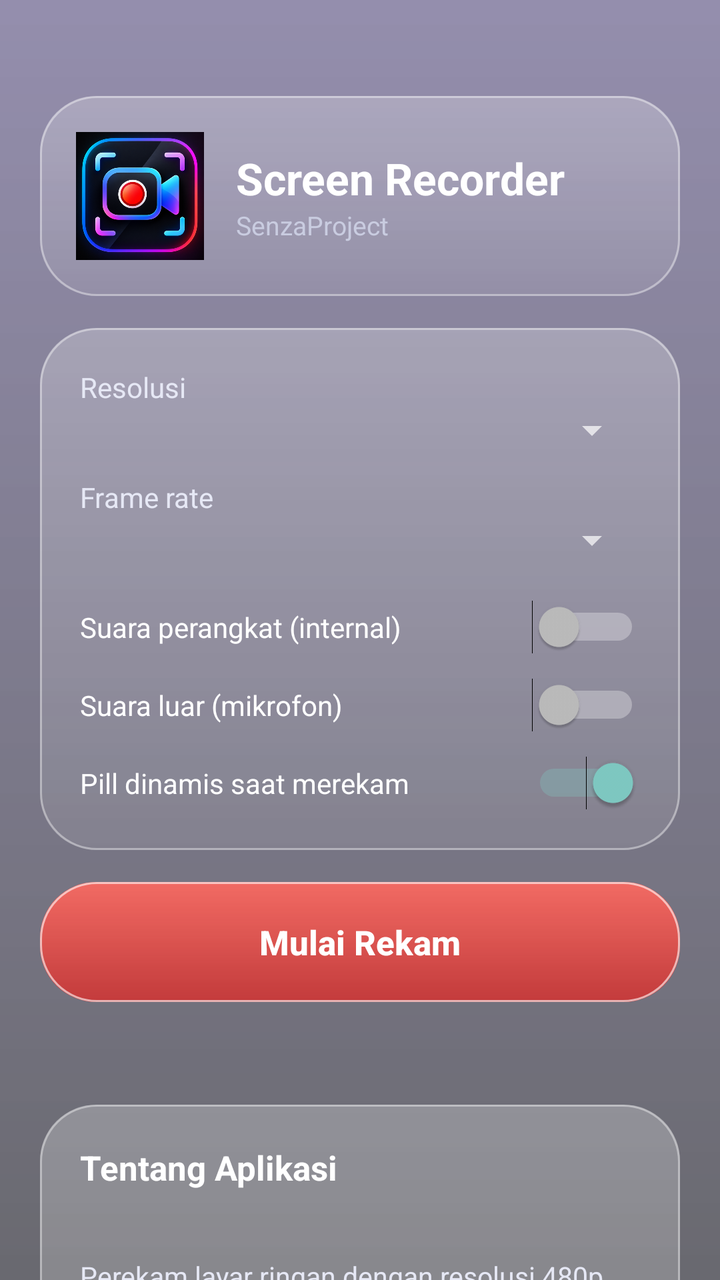
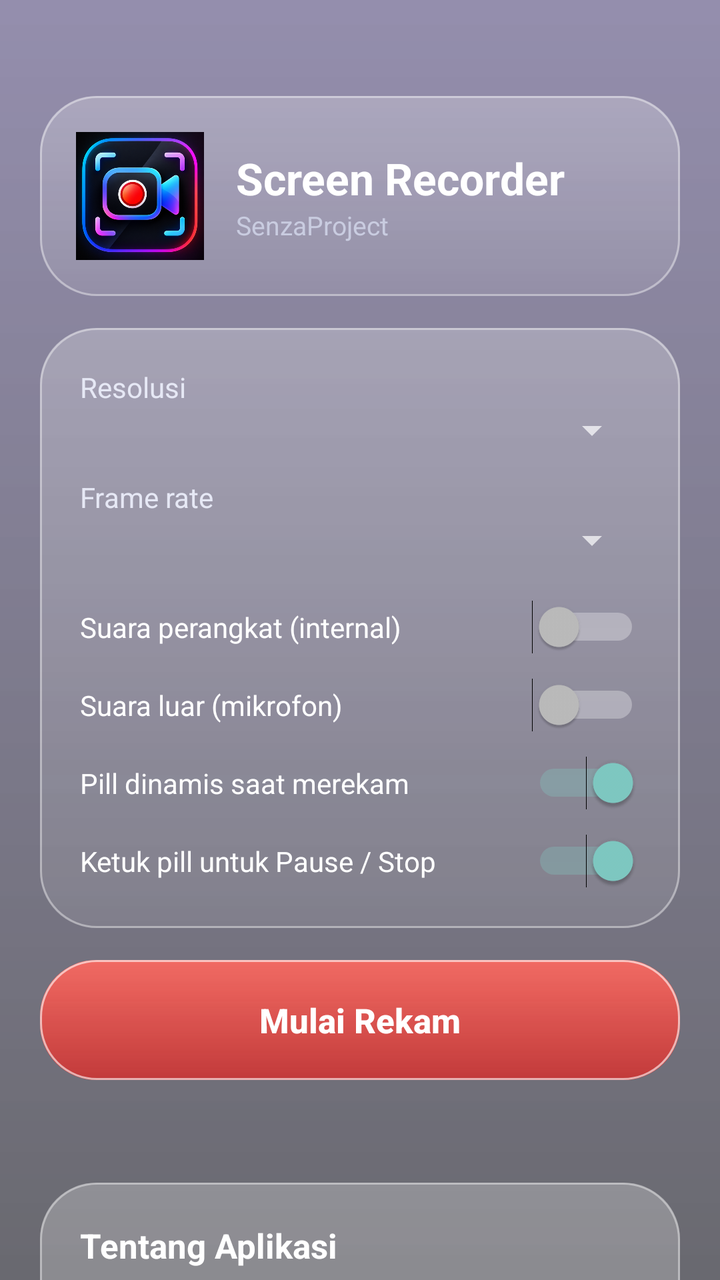

An Android layout rendered at two revisions. The XML below is the earlier revision; the diff shows what the commit changed to produce the second picture.
<!-- AndroidManifest.xml: application theme AppTheme -->
<!-- res/layout/activity_main.xml -->
<?xml version="1.0" encoding="utf-8"?>
<ScrollView xmlns:android="http://schemas.android.com/apk/res/android"
    android:layout_width="match_parent"
    android:layout_height="match_parent"
    android:fillViewport="true"
    android:scrollbars="none">

<LinearLayout
    android:layout_width="match_parent"
    android:layout_height="wrap_content"
    android:orientation="vertical"
    android:paddingLeft="20dp"
    android:paddingRight="20dp"
    android:paddingTop="48dp"
    android:paddingBottom="32dp">

    
    <LinearLayout
        android:layout_width="match_parent"
        android:layout_height="wrap_content"
        android:background="@drawable/glass_card"
        android:gravity="center_vertical"
        android:orientation="horizontal"
        android:padding="18dp">

        <ImageView
            android:layout_width="64dp"
            android:layout_height="64dp"
            android:src="@drawable/logo" />

        <LinearLayout
            android:layout_width="0dp"
            android:layout_height="wrap_content"
            android:layout_marginLeft="16dp"
            android:layout_weight="1"
            android:orientation="vertical">

            <TextView
                android:layout_width="wrap_content"
                android:layout_height="wrap_content"
                android:text="Screen Recorder"
                android:textColor="#FFFFFF"
                android:textSize="22sp"
                android:textStyle="bold" />

            <TextView
                android:layout_width="wrap_content"
                android:layout_height="wrap_content"
                android:text="SenzaProject"
                android:textColor="#C9CCE0"
                android:textSize="13sp" />
        </LinearLayout>
    </LinearLayout>

    
    <LinearLayout
        android:layout_width="match_parent"
        android:layout_height="wrap_content"
        android:layout_marginTop="16dp"
        android:background="@drawable/glass_card"
        android:orientation="vertical"
        android:padding="20dp">

        <TextView
            android:layout_width="wrap_content"
            android:layout_height="wrap_content"
            android:text="Resolusi"
            android:textColor="#E6E8F5" />

        <Spinner
            android:id="@+id/spRes"
            android:layout_width="match_parent"
            android:layout_height="wrap_content"
            android:popupBackground="@drawable/glass_popup" />

        <TextView
            android:layout_width="wrap_content"
            android:layout_height="wrap_content"
            android:layout_marginTop="12dp"
            android:text="Frame rate"
            android:textColor="#E6E8F5" />

        <Spinner
            android:id="@+id/spFps"
            android:layout_width="match_parent"
            android:layout_height="wrap_content"
            android:popupBackground="@drawable/glass_popup" />

        <Switch
            android:id="@+id/swDev"
            android:layout_width="match_parent"
            android:layout_height="wrap_content"
            android:layout_marginTop="18dp"
            android:text="Suara perangkat (internal)"
            android:textColor="#FFFFFF" />

        <Switch
            android:id="@+id/swMic"
            android:layout_width="match_parent"
            android:layout_height="wrap_content"
            android:layout_marginTop="12dp"
            android:text="Suara luar (mikrofon)"
            android:textColor="#FFFFFF" />

        <Switch
            android:id="@+id/swIsland"
            android:layout_width="match_parent"
            android:layout_height="wrap_content"
            android:layout_marginTop="12dp"
            android:checked="true"
            android:text="Pill dinamis saat merekam"
            android:textColor="#FFFFFF" />
    </LinearLayout>

    <Button
        android:id="@+id/btn"
        android:layout_width="match_parent"
        android:layout_height="60dp"
        android:layout_marginTop="16dp"
        android:background="@drawable/glass_button"
        android:stateListAnimator="@null"
        android:text="Mulai Rekam"
        android:textAllCaps="false"
        android:textColor="#FFFFFF"
        android:textSize="17sp"
        android:textStyle="bold" />

    <TextView
        android:id="@+id/tvInfo"
        android:layout_width="match_parent"
        android:layout_height="wrap_content"
        android:layout_marginTop="14dp"
        android:paddingLeft="6dp"
        android:paddingRight="6dp"
        android:textColor="#C9CCE0"
        android:textSize="12.5sp" />

    
    <LinearLayout
        android:layout_width="match_parent"
        android:layout_height="wrap_content"
        android:layout_marginTop="20dp"
        android:background="@drawable/glass_card"
        android:orientation="vertical"
        android:padding="20dp">

        <TextView
            android:layout_width="wrap_content"
            android:layout_height="wrap_content"
            android:text="Tentang Aplikasi"
            android:textColor="#FFFFFF"
            android:textSize="17sp"
            android:textStyle="bold" />

        <TextView
            android:id="@+id/tvAboutVer"
            android:layout_width="wrap_content"
            android:layout_height="wrap_content"
            android:layout_marginTop="6dp"
            android:textColor="#C9CCE0"
            android:textSize="13sp" />

        <TextView
            android:layout_width="match_parent"
            android:layout_height="wrap_content"
            android:layout_marginTop="10dp"
            android:lineSpacingExtra="3dp"
            android:text="Perekam layar ringan dengan resolusi 480p sampai 2K dan frame rate hingga 120 fps, menyesuaikan kemampuan perangkat. Bisa merekam suara perangkat dan suara luar (mikrofon), keduanya dapat dihidupkan atau dimatikan sendiri-sendiri."
            android:textColor="#E6E8F5"
            android:textSize="13.5sp" />

        <TextView
            android:layout_width="match_parent"
            android:layout_height="wrap_content"
            android:layout_marginTop="10dp"
            android:lineSpacingExtra="3dp"
            android:text="•  480p, 720p, 1080p: 30 / 60 / 90 / 120 fps\n•  2K 120 fps (jika didukung perangkat)\n•  Suara internal dan mikrofon\n•  Pill dinamis dengan timer saat merekam\n•  Hasil tersimpan di Movies/ScreenRecorder"
            android:textColor="#E6E8F5"
            android:textSize="13.5sp" />

        <TextView
            android:layout_width="match_parent"
            android:layout_height="wrap_content"
            android:layout_marginTop="12dp"
            android:text="Dikembangkan oleh SenzaProject"
            android:textColor="#C9CCE0"
            android:textSize="12.5sp" />
    </LinearLayout>
</LinearLayout>
</ScrollView>
<!-- resources referenced by this layout -->
<resources>
  <!-- drawable glass_button (drawable) -->
  <?xml version="1.0" encoding="utf-8"?>
  <layer-list xmlns:android="http://schemas.android.com/apk/res/android">
      <item>
          <shape android:shape="rectangle">
              <gradient android:angle="270" android:startColor="#E6FF6A60" android:endColor="#B3E5231F" />
              <corners android:radius="28dp" />
          </shape>
      </item>
      <item>
          <shape android:shape="rectangle">
              <stroke android:width="1dp" android:color="#99FFFFFF" />
              <corners android:radius="28dp" />
          </shape>
      </item>
  </layer-list>
  <!-- drawable glass_card (drawable) -->
  <?xml version="1.0" encoding="utf-8"?>
  <layer-list xmlns:android="http://schemas.android.com/apk/res/android">
      <item>
          <shape android:shape="rectangle">
              <gradient android:angle="270" android:startColor="#3DFFFFFF" android:endColor="#14FFFFFF" />
              <corners android:radius="28dp" />
          </shape>
      </item>
      <item>
          <shape android:shape="rectangle">
              <stroke android:width="1dp" android:color="#66FFFFFF" />
              <corners android:radius="28dp" />
          </shape>
      </item>
  </layer-list>
  <!-- drawable glass_popup (drawable) -->
  <?xml version="1.0" encoding="utf-8"?>
  <shape xmlns:android="http://schemas.android.com/apk/res/android" android:shape="rectangle">
      <solid android:color="#E61B1B2B" />
      <stroke android:width="1dp" android:color="#44FFFFFF" />
      <corners android:radius="18dp" />
  </shape>
  <!-- drawable logo: png bitmap (drawable-nodpi, 267979 bytes) -->
  <style name="AppTheme" parent="android:Theme.Material.NoActionBar">
          <item name="android:windowIsTranslucent">true</item>
          <item name="android:windowShowWallpaper">true</item>
          <item name="android:windowBackground">@drawable/window_bg</item>
          <item name="android:statusBarColor">@android:color/transparent</item>
          <item name="android:navigationBarColor">@android:color/transparent</item>
          <item name="android:textColorPrimary">#FFFFFF</item>
      </style>
  <!-- drawable window_bg (drawable) -->
  <?xml version="1.0" encoding="utf-8"?>
  <shape xmlns:android="http://schemas.android.com/apk/res/android">
      <gradient android:angle="270" android:startColor="#802A1E5C" android:endColor="#99050510" />
  </shape>
</resources>

<!-- the commit's change to res/layout/activity_main.xml (unified diff, before → after) -->
@@ -110,6 +110,15 @@
             android:checked="true"
             android:text="Pill dinamis saat merekam"
             android:textColor="#FFFFFF" />
+
+        <Switch
+            android:id="@+id/swIslandCtl"
+            android:layout_width="match_parent"
+            android:layout_height="wrap_content"
+            android:layout_marginTop="12dp"
+            android:checked="true"
+            android:text="Ketuk pill untuk Pause / Stop"
+            android:textColor="#FFFFFF" />
     </LinearLayout>
 
     <Button
@@ -174,7 +183,7 @@
             android:layout_height="wrap_content"
             android:layout_marginTop="10dp"
             android:lineSpacingExtra="3dp"
-            android:text="•  480p, 720p, 1080p: 30 / 60 / 90 / 120 fps\n•  2K 120 fps (jika didukung perangkat)\n•  Suara internal dan mikrofon\n•  Pill dinamis dengan timer saat merekam\n•  Hasil tersimpan di Movies/ScreenRecorder"
+            android:text="•  480p, 720p, 1080p: 30 / 60 / 90 / 120 fps\n•  2K 120 fps (jika didukung perangkat)\n•  Suara internal dan mikrofon\n•  Pill dinamis sejajar kamera depan, ketuk untuk Pause / Stop\n•  Hasil tersimpan di Movies/ScreenRecorder"
             android:textColor="#E6E8F5"
             android:textSize="13.5sp" />
 
